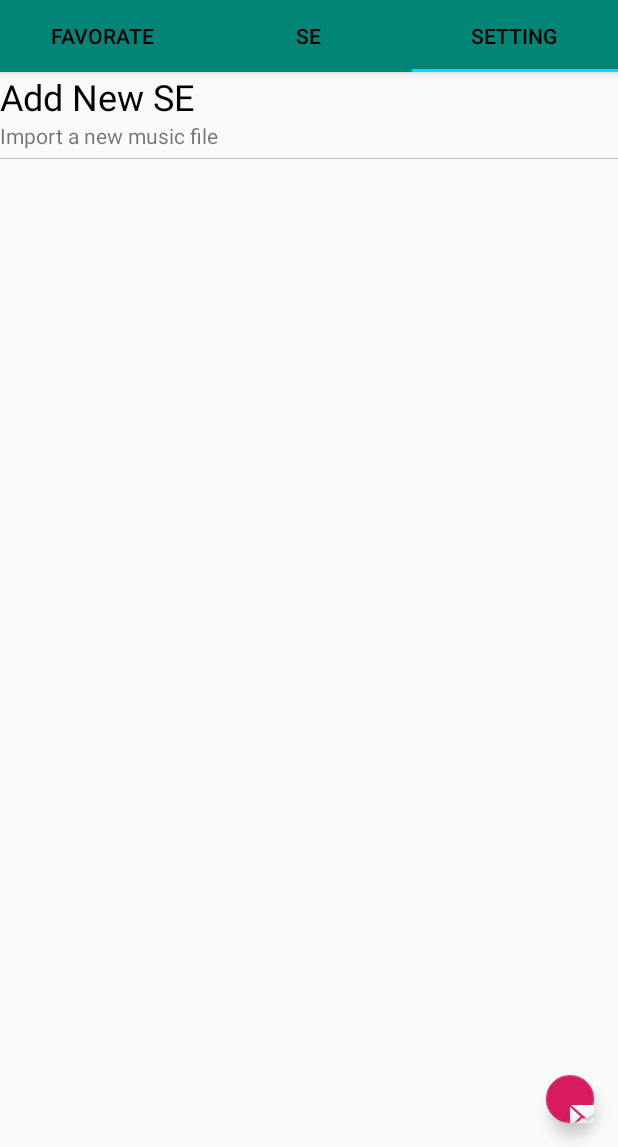
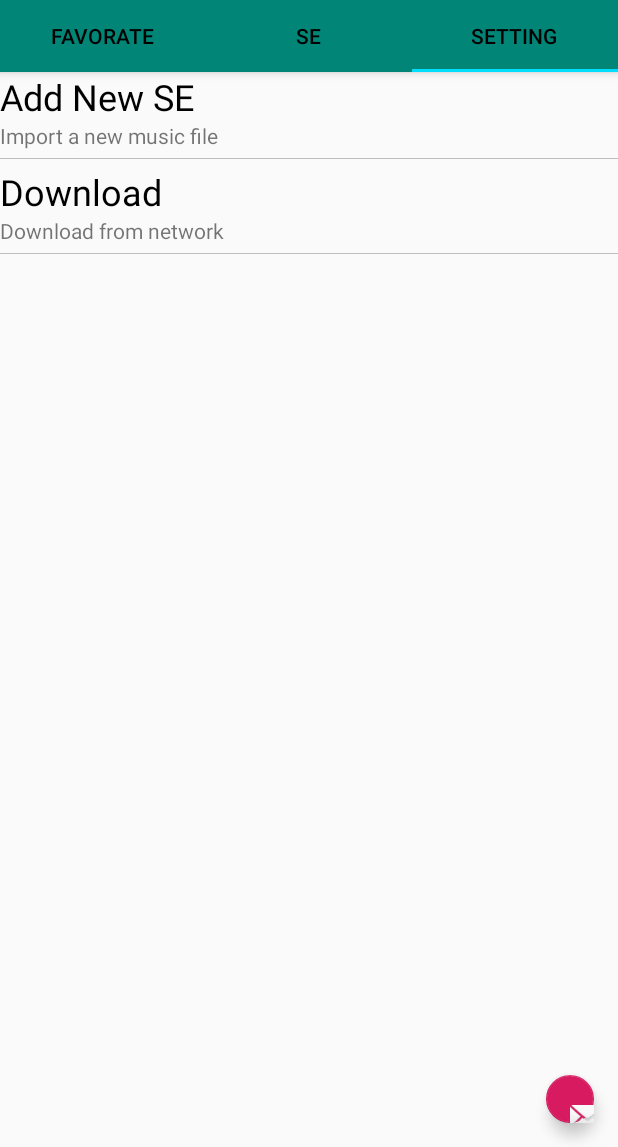
Before and after one commit to kotoar/bgmse, an Android app: the screen it shows after launch (MainActivity), tab 3 chosen, on a phone screen of 412 x 824 dp, the part 89-1236 px from its top. Run offline under Robolectric (Android 15) with nearby library versions, the phone set to English and light mode, and no system bars; pictures from the network do not load.

Commit message:
func 'get & update downloadable list'

```diff
--- a/app/src/main/java/com/kanae/bgmse/MainActivity.java
+++ b/app/src/main/java/com/kanae/bgmse/MainActivity.java
@@ -24,6 +24,7 @@ import android.view.View;
 
 import com.kanae.bgmse.file.FileAddActivity;
 import com.kanae.bgmse.file.MagnetSaver;
+import com.kanae.bgmse.file.NetFileActivity;
 import com.kanae.bgmse.magnet.Magnet;
 import com.kanae.bgmse.music.MusicPool;
 import com.kanae.bgmse.ui.main.Fragment2;
@@ -101,6 +102,11 @@ public class MainActivity extends AppCompatActivity {
         startActivity(intent);
     }
 
+    public void callNetFile(){
+        Intent intent = new Intent(MainActivity.this, NetFileActivity.class);
+        startActivity(intent);
+    }
+
     private void initViewPager(){
         tablayout = (TabLayout)findViewById(R.id.tabs);
         viewPager = (ViewPager)findViewById(R.id.view_pager);
--- a/app/src/main/java/com/kanae/bgmse/ui/act/ActView.java
+++ b/app/src/main/java/com/kanae/bgmse/ui/act/ActView.java
@@ -24,6 +24,12 @@ public class ActView extends LinearLayout {
     public ActView(Context context){
         super(context);
         initView(context);
+    }
+
+    public ActView(Context context, String inlabel, String incontent){
+        super(context);
+        initView(context);
+        setText(inlabel,incontent);
     }
 
     public ActView(Context context, AttributeSet attrs) {
--- a/app/src/main/java/com/kanae/bgmse/ui/main/Fragment3.java
+++ b/app/src/main/java/com/kanae/bgmse/ui/main/Fragment3.java
@@ -22,6 +22,7 @@ import com.kanae.bgmse.ui.act.ActView;
 public class Fragment3 extends Fragment {
 
     private ActView seg3Button1;
+    private ActView seg3Button2;
 
     @Override
     public void onCreate(Bundle savedInstanceState) {
@@ -41,6 +42,13 @@ public class Fragment3 extends Fragment {
                 ((MainActivity) getActivity()).callAddNew();
             }
         });
+        seg3Button2 = view.findViewById(R.id.seg3button2);
+        seg3Button2.setOnClickListener(new View.OnClickListener() {
+            @Override
+            public void onClick(View v) {
+                ((MainActivity) getActivity()).callNetFile();
+            }
+        });
 
         return view;
 
--- a/app/src/main/res/layout/fragment_tab3.xml
+++ b/app/src/main/res/layout/fragment_tab3.xml
@@ -11,6 +11,15 @@
         android:layout_width="wrap_content"
         android:layout_height="wrap_content"
         app:Content="@string/seg3button1_content"
-        app:Label="@string/seg3button1_label" />
+        app:Label="@string/seg3button1_label" >
+
+    </com.kanae.bgmse.ui.act.ActView>
+
+    <com.kanae.bgmse.ui.act.ActView
+        android:id="@+id/seg3button2"
+        android:layout_width="match_parent"
+        android:layout_height="wrap_content"
+        app:Content="Download from network"
+        app:Label="Download" />
 
 </LinearLayout>
```
Also changed, not shown: app/src/main/AndroidManifest.xml (+8 -2 lines), app/src/main/java/com/kanae/bgmse/file/NetFileActivity.java (added, +127 -0 lines), app/src/main/res/layout/general_control_panel.xml (added, +13 -0 lines).
